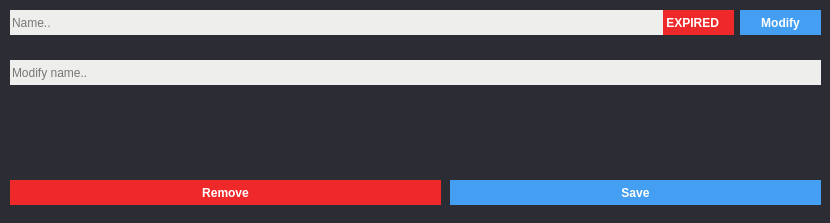
Old version of the form Blue/DBWidgets/dbwnamefield.ui in the repository AmiditeX/Blue.
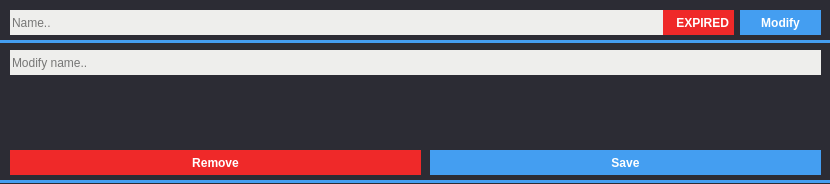
New version of the form.

```diff
--- a/Blue/DBWidgets/dbwnamefield.ui
+++ b/Blue/DBWidgets/dbwnamefield.ui
@@ -7,7 +7,7 @@
     <x>0</x>
     <y>0</y>
     <width>830</width>
-    <height>223</height>
+    <height>184</height>
    </rect>
   </property>
   <property name="windowTitle">
@@ -82,7 +82,7 @@
    <property name="geometry">
     <rect>
      <x>10</x>
-     <y>60</y>
+     <y>50</y>
      <width>811</width>
      <height>25</height>
     </rect>
@@ -108,9 +108,9 @@
   <widget class="QPushButton" name="save">
    <property name="geometry">
     <rect>
-     <x>450</x>
-     <y>180</y>
-     <width>371</width>
+     <x>430</x>
+     <y>150</y>
+     <width>391</width>
      <height>25</height>
     </rect>
    </property>
@@ -135,8 +135,8 @@
    <property name="geometry">
     <rect>
      <x>10</x>
-     <y>180</y>
-     <width>431</width>
+     <y>150</y>
+     <width>411</width>
      <height>25</height>
     </rect>
    </property>
@@ -160,9 +160,9 @@
   <widget class="QWidget" name="expiration" native="true">
    <property name="geometry">
     <rect>
-     <x>0</x>
-     <y>100</y>
-     <width>830</width>
+     <x>250</x>
+     <y>90</y>
+     <width>380</width>
      <height>46</height>
     </rect>
    </property>
@@ -182,7 +182,39 @@
 font-weight: bold</string>
    </property>
    <property name="text">
-    <string> EXPIRED</string>
+    <string>    EXPIRED</string>
+   </property>
+  </widget>
+  <widget class="QLabel" name="downColor">
+   <property name="geometry">
+    <rect>
+     <x>0</x>
+     <y>40</y>
+     <width>830</width>
+     <height>3</height>
+    </rect>
+   </property>
+   <property name="styleSheet">
+    <string notr="true">background-color: rgb(68, 158, 241);</string>
+   </property>
+   <property name="text">
+    <string/>
+   </property>
+  </widget>
+  <widget class="QLabel" name="downColor_2">
+   <property name="geometry">
+    <rect>
+     <x>0</x>
+     <y>180</y>
+     <width>830</width>
+     <height>3</height>
+    </rect>
+   </property>
+   <property name="styleSheet">
+    <string notr="true">background-color: rgb(68, 158, 241);</string>
+   </property>
+   <property name="text">
+    <string/>
    </property>
   </widget>
  </widget>
```
